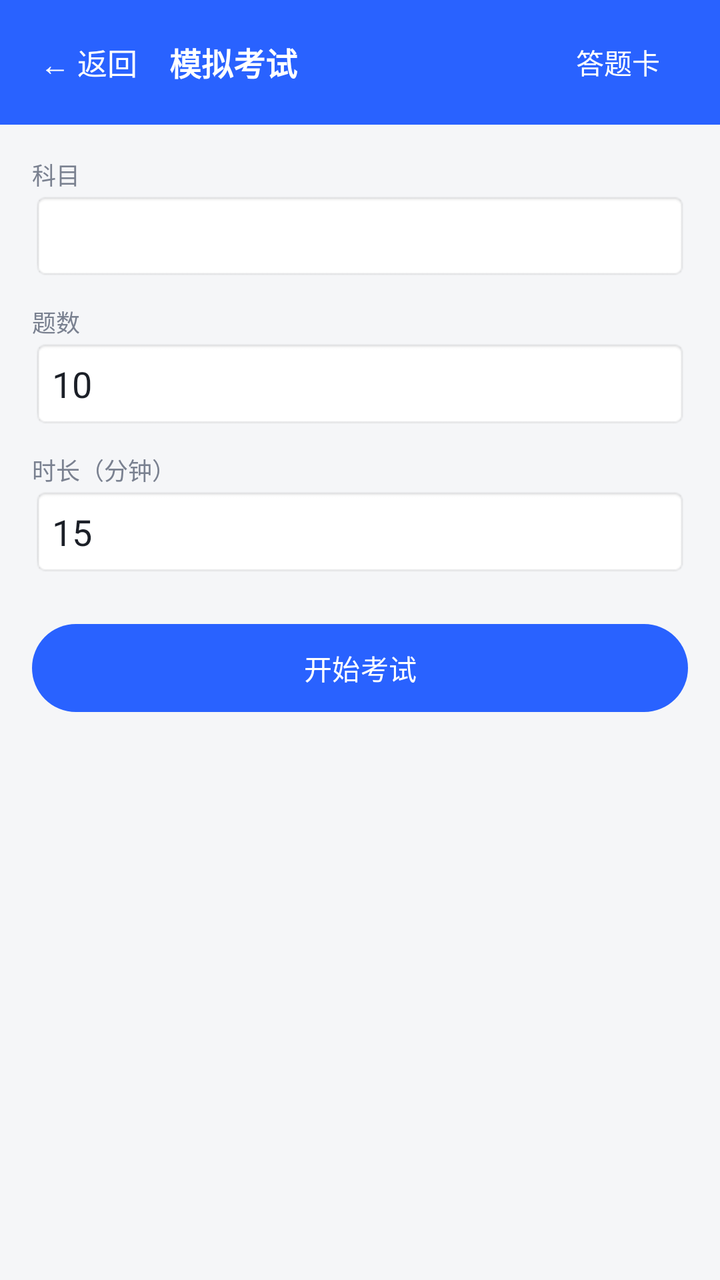
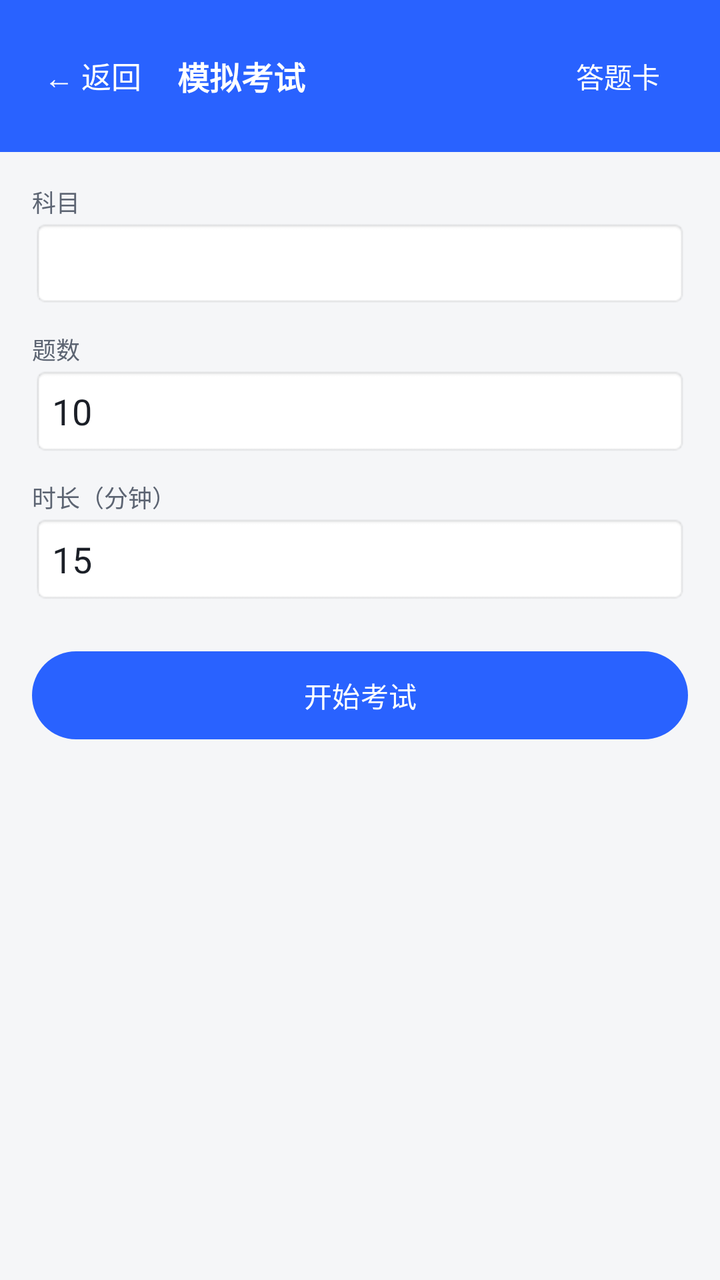

Two renders of the same Android screen: before a commit and after it. Below are the layout's source before the change and the commit's diff.
<!-- AndroidManifest.xml: application theme Theme.ExamPrep -->
<!-- res/layout/activity_mock.xml -->
<?xml version="1.0" encoding="utf-8"?>
<LinearLayout xmlns:android="http://schemas.android.com/apk/res/android"
    android:layout_width="match_parent" android:layout_height="match_parent"
    android:orientation="vertical" android:background="@color/bg">

    <LinearLayout
        android:layout_width="match_parent" android:layout_height="wrap_content"
        android:background="@color/primary" android:gravity="center_vertical"
        android:orientation="horizontal" android:padding="14dp">
        <TextView
            android:id="@+id/btnBack"
            android:layout_width="wrap_content" android:layout_height="wrap_content"
            android:padding="6dp" android:text="← 返回"
            android:textColor="#FFFFFF" android:textSize="15sp" />
        <TextView
            android:id="@+id/tvMockTitle"
            android:layout_width="0dp" android:layout_weight="1"
            android:layout_height="wrap_content" android:layout_marginStart="10dp"
            android:text="模拟考试" android:textColor="#FFFFFF" android:textSize="16sp"
            android:textStyle="bold" />
        <TextView
            android:id="@+id/btnMockCard"
            android:layout_width="wrap_content" android:layout_height="wrap_content"
            android:layout_marginEnd="10dp" android:padding="6dp" android:text="答题卡"
            android:textColor="#FFFFFF" android:background="?attr/selectableItemBackground" />

        <TextView
            android:id="@+id/tvTimer"
            android:layout_width="wrap_content" android:layout_height="wrap_content"
            android:text="" android:textColor="#FFD54F" android:textSize="15sp"
            android:textStyle="bold" />
    </LinearLayout>

    <ScrollView
        android:layout_width="match_parent" android:layout_height="0dp"
        android:layout_weight="1" android:fillViewport="true">

        <LinearLayout
            android:layout_width="match_parent" android:layout_height="wrap_content"
            android:orientation="vertical" android:padding="16dp">

            
            <LinearLayout
                android:id="@+id/llMockConfig"
                android:layout_width="match_parent" android:layout_height="wrap_content"
                android:orientation="vertical">
                <TextView style="@style/StatLabel" android:text="科目" />
                <Spinner
                    android:id="@+id/spMockSubject"
                    android:layout_width="match_parent" android:layout_height="44dp"
                    android:background="@android:drawable/editbox_background" />
                <TextView style="@style/StatLabel" android:layout_marginTop="12dp" android:text="题数" />
                <EditText
                    android:id="@+id/etMockCount"
                    android:layout_width="match_parent" android:layout_height="wrap_content"
                    android:inputType="number" android:text="10"
                    android:background="@android:drawable/editbox_background" android:padding="10dp" />
                <TextView style="@style/StatLabel" android:layout_marginTop="12dp" android:text="时长（分钟）" />
                <EditText
                    android:id="@+id/etMockDuration"
                    android:layout_width="match_parent" android:layout_height="wrap_content"
                    android:inputType="number" android:text="15"
                    android:background="@android:drawable/editbox_background" android:padding="10dp" />
                <com.google.android.material.button.MaterialButton
                    android:id="@+id/btnMockStart"
                    android:layout_width="match_parent" android:layout_height="52dp"
                    android:layout_marginTop="20dp" android:text="开始考试" />
            </LinearLayout>

            
            <LinearLayout
                android:id="@+id/llMockExam"
                android:layout_width="match_parent" android:layout_height="wrap_content"
                android:orientation="vertical" android:visibility="gone">
                <TextView
                    android:id="@+id/tvMockProgress"
                    style="@style/StatLabel" android:text="第 1 / 10 题" />
                <TextView
                    android:id="@+id/tvMockStem"
                    android:layout_width="match_parent" android:layout_height="wrap_content"
                    android:layout_marginTop="8dp"
                    android:textColor="@color/text_main" android:textSize="16sp"
                    android:lineSpacingExtra="4dp" />
                <LinearLayout
                    android:id="@+id/llMockOptions"
                    android:layout_width="match_parent" android:layout_height="wrap_content"
                    android:layout_marginTop="12dp" android:orientation="vertical" />
                <LinearLayout
                    android:layout_width="match_parent" android:layout_height="wrap_content"
                    android:layout_marginTop="14dp" android:orientation="horizontal">
                    <com.google.android.material.button.MaterialButton
                        android:id="@+id/btnMockPrev"
                        style="@style/Widget.Material3.Button.OutlinedButton"
                        android:layout_width="0dp" android:layout_weight="1"
                        android:layout_height="wrap_content" android:layout_marginEnd="6dp"
                        android:text="上一题" />
                    <com.google.android.material.button.MaterialButton
                        android:id="@+id/btnMockNext"
                        android:layout_width="0dp" android:layout_weight="1"
                        android:layout_height="wrap_content" android:layout_marginStart="6dp"
                        android:text="下一题" />
                </LinearLayout>
            </LinearLayout>
        </LinearLayout>
    </ScrollView>

    <com.google.android.material.button.MaterialButton
        android:id="@+id/btnMockSubmit"
        android:layout_width="match_parent" android:layout_height="52dp"
        android:layout_margin="14dp" android:text="交卷"
        android:visibility="gone" />
</LinearLayout>
<!-- resources referenced by this layout -->
<resources>
  <color name="bg">#F5F6F8</color>
  <color name="primary">#2962FF</color>
  <color name="text_main">#1B1F27</color>
  <style name="StatLabel">
          <item name="android:layout_width">wrap_content</item>
          <item name="android:layout_height">wrap_content</item>
          <item name="android:textColor">@color/text_sub</item>
          <item name="android:textSize">12sp</item>
      </style>
  <style name="Theme.ExamPrep" parent="Theme.Material3.DayNight.NoActionBar">
          <item name="colorPrimary">@color/primary</item>
          <item name="colorOnPrimary">#FFFFFF</item>
          <item name="colorPrimaryContainer">@color/chip_bg</item>
          <item name="colorSecondary">@color/accent</item>
          <item name="android:colorBackground">@color/bg</item>
          <item name="colorSurface">@color/card</item>
          <item name="android:statusBarColor">@color/primary</item>
          <item name="android:textColorPrimary">@color/text_main</item>
          <item name="android:textColorSecondary">@color/text_sub</item>
      </style>
  <color name="text_sub">#7A8190</color>
  <color name="chip_bg">#EEF2FF</color>
  <color name="accent">#00BFA5</color>
  <color name="card">#FFFFFF</color>
</resources>

<!-- the commit's change to res/layout/activity_mock.xml (unified diff, before → after) -->
@@ -8,6 +8,7 @@
         android:background="@color/primary" android:gravity="center_vertical"
         android:orientation="horizontal" android:padding="14dp">
         <TextView
+            style="@style/TopAction"
             android:id="@+id/btnBack"
             android:layout_width="wrap_content" android:layout_height="wrap_content"
             android:padding="6dp" android:text="← 返回"
<!-- resource entries referenced after the edit -->
@@ -8,6 +8,18 @@
           <item name="android:layout_height">wrap_content</item>
           <item name="android:textColor">@color/text_sub</item>
           <item name="android:textSize">12sp</item>
+      </style>
+  <style name="TopAction">
+          <item name="android:layout_width">wrap_content</item>
+          <item name="android:layout_height">wrap_content</item>
+          <item name="android:minWidth">48dp</item>
+          <item name="android:minHeight">48dp</item>
+          <item name="android:gravity">center</item>
+          <item name="android:paddingStart">8dp</item>
+          <item name="android:paddingEnd">8dp</item>
+          <item name="android:textColor">#FFFFFF</item>
+          <item name="android:textSize">15sp</item>
+          <item name="android:background">?attr/selectableItemBackground</item>
       </style>
   <style name="Theme.ExamPrep" parent="Theme.Material3.DayNight.NoActionBar">
           <item name="colorPrimary">@color/primary</item>
@@ -20,7 +32,7 @@
           <item name="android:textColorPrimary">@color/text_main</item>
           <item name="android:textColorSecondary">@color/text_sub</item>
       </style>
-  <color name="text_sub">#7A8190</color>
+  <color name="text_sub">#5C6472</color>
   <color name="chip_bg">#EEF2FF</color>
   <color name="accent">#00BFA5</color>
   <color name="card">#FFFFFF</color>
